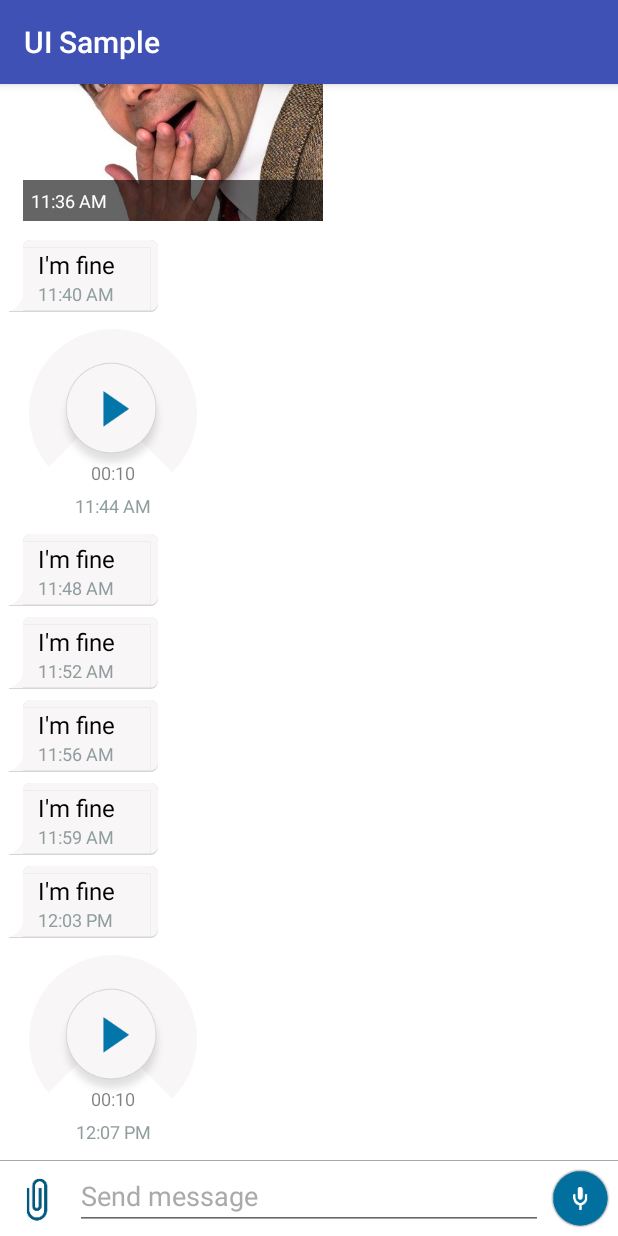
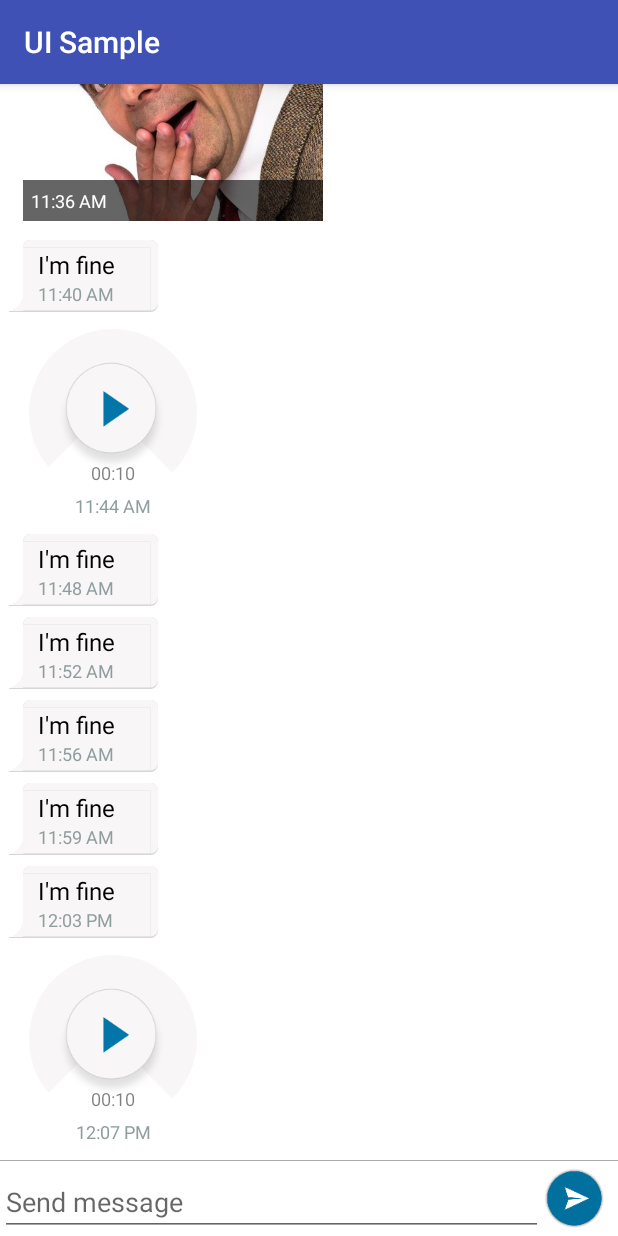
Before and after one commit to Criptext/Monkey-UI-Android, an Android app: the screen it shows after launch (MainActivity), on a phone screen of 412 x 824 dp. Run offline under Robolectric (Android 15) with nearby library versions, the phone set to English and light mode, and no system bars; our stand-ins replace Picasso; libraries missing offline, so code that uses them is left out: com.soundcloud.android; pictures from the network do not load; 1 statement that could not run was skipped.

Commit message:
InputView solo con texto
El inputview completo fue comentado y ahora hay uno que solo envia texto.
La clase BaseImputView es la clase que debe de ser extendida para cada
tipo de input view que hagamos con imagenes, audio etc

```diff
--- a/app/src/main/res/layout/activity_main.xml
+++ b/app/src/main/res/layout/activity_main.xml
@@ -19,7 +19,7 @@
         android:layout_height="0.5dp"
         android:background="@android:color/darker_gray"/>
 
-    <com.criptext.monkeykitui.input.InputView
+    <com.criptext.monkeykitui.input.TextInputView
         android:id="@+id/inputView"
         android:layout_width="match_parent"
         android:layout_height="wrap_content"
--- a/monkeykitui/src/main/kotlin/com/criptext/monkeykitui/util/BubbleTextIn.java
+++ b/monkeykitui/src/main/kotlin/com/criptext/monkeykitui/bubble/BubbleTextIn.java
@@ -1,4 +1,4 @@
-package com.criptext.monkeykitui.util;
+package com.criptext.monkeykitui.bubble;
 
 import android.content.Context;
 import android.graphics.Canvas;
--- a/monkeykitui/src/main/kotlin/com/criptext/monkeykitui/util/BubbleTextOut.java
+++ b/monkeykitui/src/main/kotlin/com/criptext/monkeykitui/bubble/BubbleTextOut.java
@@ -1,4 +1,4 @@
-package com.criptext.monkeykitui.util;
+package com.criptext.monkeykitui.bubble;
 
 import android.content.Context;
 import android.graphics.Canvas;
--- /dev/null
+++ b/monkeykitui/src/main/kotlin/com/criptext/monkeykitui/input/BaseInputView.kt
@@ -0,0 +1,84 @@
+package com.criptext.monkeykitui.input
+
+import android.content.Context
+import android.graphics.Color
+import android.text.InputType
+import android.util.AttributeSet
+import android.util.DisplayMetrics
+import android.view.Gravity
+import android.view.View
+import android.view.ViewGroup
+import android.view.inputmethod.InputMethodManager
+import android.widget.EditText
+import android.widget.FrameLayout
+import android.widget.LinearLayout
+import android.widget.TextView
+import com.criptext.monkeykitui.R
+import com.criptext.monkeykitui.input.children.SideButton
+
+/**
+ * Created by gesuwall on 4/21/16.
+ */
+
+open class BaseInputView : FrameLayout {
+    protected lateinit var editText : EditText
+
+    constructor(context: Context?) : super(context){
+        init()
+    }
+
+    constructor(context: Context?, attrs: AttributeSet?) : super(context, attrs){
+        init()
+    }
+
+    constructor(context: Context?, attrs: AttributeSet?, defStyleAttr: Int) : super(context, attrs, defStyleAttr){
+        init()
+    }
+
+    open protected fun init(){
+        editText = EditText(context);
+        editText.maxLines = 4
+        editText.hint = context.resources.getString(R.string.text_message_write_hint)
+        editText.setTextColor(Color.BLACK)
+        editText.setEms(10)
+        editText.inputType = InputType.TYPE_TEXT_FLAG_AUTO_CORRECT or InputType.TYPE_TEXT_FLAG_CAP_SENTENCES or InputType.TYPE_TEXT_FLAG_MULTI_LINE
+        val params = LayoutParams(ViewGroup.LayoutParams.MATCH_PARENT, ViewGroup.LayoutParams.WRAP_CONTENT)
+        params.gravity = Gravity.BOTTOM
+
+        editText.layoutParams = params
+        addView(editText)
+
+        val leftBtn = setLeftButton()
+        if(leftBtn != null) {
+            params.leftMargin = leftBtn.visibleWidth
+            (leftBtn.button.layoutParams as LayoutParams).gravity = left or bottom
+            addView(leftBtn.button)
+        }
+
+        val rightBtn = setRightButton()
+        if(rightBtn != null) {
+            params.rightMargin = rightBtn.visibleWidth
+            (rightBtn.button.layoutParams as LayoutParams).gravity = Gravity.RIGHT or Gravity.BOTTOM
+            addView(rightBtn.button)
+        }
+
+    }
+
+    open protected fun setLeftButton() : SideButton? = null
+    open protected fun setRightButton() : SideButton? = null
+
+    fun View.dpToPx(dp : Int) : Int{
+        val displayMetrics = context.resources.displayMetrics;
+        val px = Math.round(dp * (displayMetrics.xdpi / DisplayMetrics.DENSITY_DEFAULT));
+        return px;
+
+    }
+
+    fun clearText(){
+        editText.text.clear()
+        //val imm = context.getSystemService(Context.INPUT_METHOD_SERVICE) as InputMethodManager
+        //imm.hideSoftInputFromWindow(editText.windowToken, 0);
+    }
+
+
+}
--- /dev/null
+++ b/monkeykitui/src/main/kotlin/com/criptext/monkeykitui/input/TextInputView.kt
@@ -0,0 +1,50 @@
+package com.criptext.monkeykitui.input
+
+import android.content.Context
+import android.support.v4.content.ContextCompat
+import android.util.AttributeSet
+import android.view.inputmethod.InputMethodManager
+import android.widget.EditText
+import android.widget.FrameLayout
+import android.widget.ImageView
+import com.criptext.monkeykitui.R
+import com.criptext.monkeykitui.input.children.SideButton
+import com.criptext.monkeykitui.input.listeners.OnSendButtonClickListener
+
+/**
+ * Created by gesuwall on 4/21/16.
+ */
+
+class TextInputView : BaseInputView {
+    var onSendButtonClickListener : OnSendButtonClickListener? = null
+
+    constructor(context: Context?) : super(context)
+
+    constructor(context: Context?, attrs: AttributeSet?) : super(context, attrs)
+
+    constructor(context: Context?, attrs: AttributeSet?, defStyleAttr: Int) : super(context, attrs, defStyleAttr)
+
+    override fun setRightButton() : SideButton{
+        val btn = ImageView(context)
+        btn.setImageDrawable(ContextCompat.getDrawable(context, R.drawable.ic_action_send_now))
+        btn.setPadding(dpToPx(5), 0, dpToPx(5), 0)
+
+        val diameter = context.resources.getDimension(R.dimen.circle_button_diameter)
+        val params = FrameLayout.LayoutParams(diameter.toInt(), diameter.toInt())
+        params.rightMargin = dpToPx(4)
+
+        btn.layoutParams = params
+        btn.setOnClickListener({
+            val inputText = editText.text.trim()
+            if(!inputText.isEmpty()) {
+                onSendButtonClickListener?.onSendButtonClick(inputText.toString())
+                clearText()
+            }
+        })
+        return SideButton(btn, diameter.toInt())
+    }
+
+
+
+
+}
--- /dev/null
+++ b/monkeykitui/src/main/kotlin/com/criptext/monkeykitui/input/children/SideButton.kt
@@ -0,0 +1,17 @@
+package com.criptext.monkeykitui.input.children
+
+import android.view.View
+
+/**
+ * Created by gesuwall on 4/21/16.
+ */
+
+class SideButton(button : View, visibleWidth : Int) {
+    val button : View
+    val visibleWidth : Int
+
+    init {
+        this.button = button
+        this.visibleWidth = visibleWidth
+    }
+}
--- /dev/null
+++ b/monkeykitui/src/main/kotlin/com/criptext/monkeykitui/input/listeners/OnSendButtonClickListener.kt
@@ -0,0 +1,9 @@
+package com.criptext.monkeykitui.input.listeners
+
+/**
+ * Created by gesuwall on 4/21/16.
+ */
+
+interface  OnSendButtonClickListener {
+    fun onSendButtonClick(text : String)
+}
--- a/monkeykitui/src/main/res/layout/item_message_text_out_child1.xml
+++ b/monkeykitui/src/main/res/layout/item_message_text_out_child1.xml
@@ -1,5 +1,5 @@
 <?xml version="1.0" encoding="utf-8"?>
-<com.criptext.monkeykitui.util.BubbleTextOut
+<com.criptext.monkeykitui.bubble.BubbleTextOut
     xmlns:android="http://schemas.android.com/apk/res/android"
     android:id="@+id/content_message"
     android:layout_width="0dp"
@@ -67,4 +67,4 @@
 
     </LinearLayout>
 
-</com.criptext.monkeykitui.util.BubbleTextOut>
+</com.criptext.monkeykitui.bubble.BubbleTextOut>
--- a/monkeykitui/src/main/res/layout/text_message_view_in.xml
+++ b/monkeykitui/src/main/res/layout/text_message_view_in.xml
@@ -34,7 +34,7 @@
             android:layout_width="wrap_content"
             android:layout_height="wrap_content">
 
-            <com.criptext.monkeykitui.util.BubbleTextIn
+            <com.criptext.monkeykitui.bubble.BubbleTextIn
                 android:id="@+id/content_message"
                 android:layout_width="wrap_content"
                 android:layout_height="wrap_content"
@@ -76,7 +76,7 @@
                     android:textColor="@color/mk_grey_letters"
                     android:layout_marginBottom="4dp"
                     android:textSize="12sp" />
-            </com.criptext.monkeykitui.util.BubbleTextIn>
+            </com.criptext.monkeykitui.bubble.BubbleTextIn>
 
             <ImageView
                 android:id="@+id/imageViewChecked"
--- a/monkeykitui/src/main/res/values/dimens.xml
+++ b/monkeykitui/src/main/res/values/dimens.xml
@@ -3,4 +3,6 @@
     <dimen name="max_Height">50dp</dimen>
     <dimen name="bubble_corner_radius">5dp</dimen>
     <dimen name="bubble_button">1dp</dimen>
+
+    <dimen name="circle_button_diameter">50dp</dimen>
 </resources>
```
Also changed, not shown: app/src/main/java/com/criptext/uisample/MainActivity.java (+28 -2 lines), monkeykitui/src/main/kotlin/com/criptext/monkeykitui/input/CameraHandler.kt (added, +9 -0 lines), monkeykitui/src/main/kotlin/com/criptext/monkeykitui/recycler/MonkeyAdapter.kt (+11 -0 lines).
